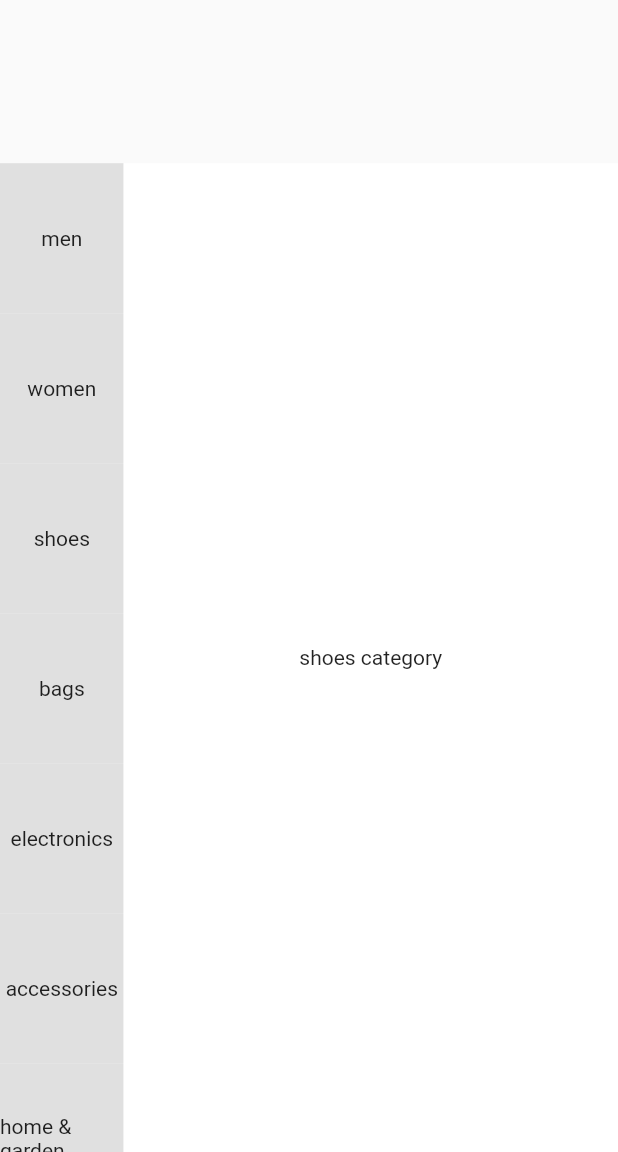
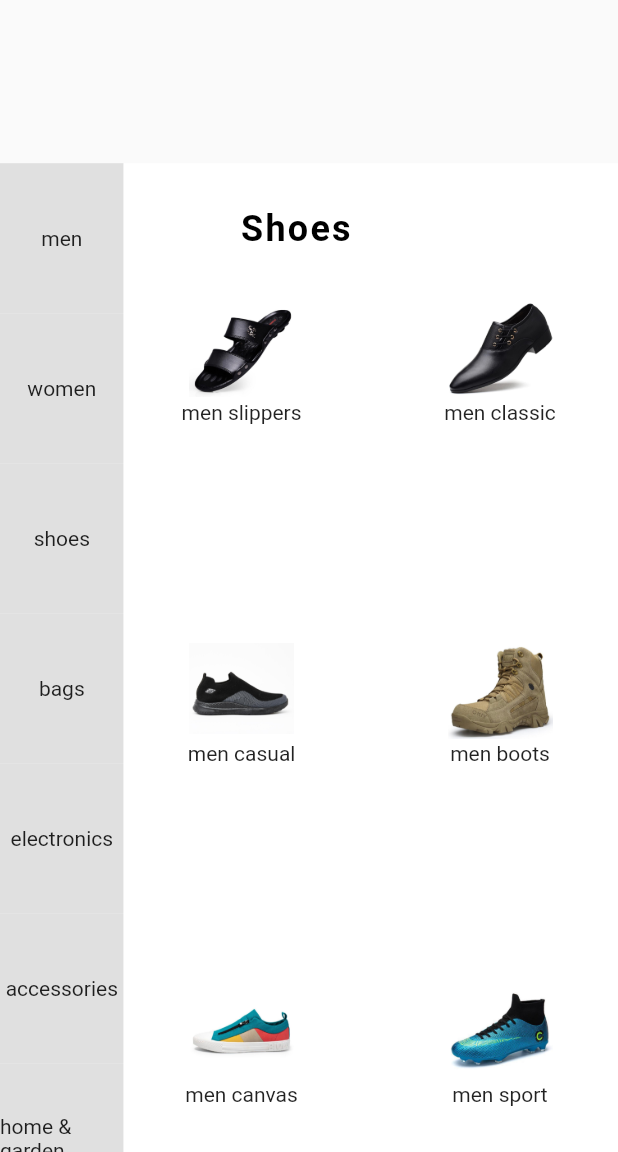
Before and after one commit to ErnistAkun/shop_app, a Flutter app: the CategoryScreen screen opened directly, swiped to page 3, on a phone screen of 412 x 824 dp, the part 84-1236 px from its top. Run offline on Flutter 3.47's test engine with Material 2 defaults, Android fonts, the phone set to English and light mode, and no system bars.

Commit message:
Finished categories

```diff
--- a/lib/app/categories/men_category.dart
+++ b/lib/app/categories/men_category.dart
@@ -0,0 +1,41 @@
+import 'package:flutter/material.dart';
+import 'package:shop_app/app/constants/text_styles/app_text_styles.dart';
+import 'package:shop_app/app/presentation/minor_screens/sub_category_produts_screen.dart';
+import 'package:shop_app/app/presentation/widgets/category_widgets/category_header_lable.dart';
+import 'package:shop_app/app/presentation/widgets/category_widgets/sub_category_model.dart';
+import 'package:shop_app/app/utilities/categ_list.dart';
+
+class MenCategory extends StatelessWidget {
+  MenCategory({Key? key}) : super(key: key);
+
+  @override
+  Widget build(BuildContext context) {
+    return Stack(
+      children: [
+        Positioned(
+          child: Column(
+            children: [
+              const CategoryHeaderLabel(
+                headerLabel: 'Men',
+              ),
+              Expanded(
+                child: GridView.count(
+                    mainAxisSpacing: 70,
+                    crossAxisSpacing: 15,
+                    crossAxisCount: 2,
+                    children: List.generate(men.length, (index) {
+                      return SubCaregoryModel(
+                        mainCategoryName: "men",
+                        subCategoryName: men[index],
+                        assetName: 'images/men/men$index.jpg',
+                        subCategoryLable: men[index],
+                      );
+                    })),
+              ),
+            ],
+          ),
+        ),
+      ],
+    );
+  }
+}
--- a/lib/app/categories/shoes_category.dart
+++ b/lib/app/categories/shoes_category.dart
@@ -0,0 +1,41 @@
+import 'package:flutter/material.dart';
+import 'package:shop_app/app/constants/text_styles/app_text_styles.dart';
+import 'package:shop_app/app/presentation/minor_screens/sub_category_produts_screen.dart';
+import 'package:shop_app/app/presentation/widgets/category_widgets/category_header_lable.dart';
+import 'package:shop_app/app/presentation/widgets/category_widgets/sub_category_model.dart';
+import 'package:shop_app/app/utilities/categ_list.dart';
+
+class ShoesCategory extends StatelessWidget {
+  ShoesCategory({Key? key}) : super(key: key);
+
+  @override
+  Widget build(BuildContext context) {
+    return Stack(
+      children: [
+        Positioned(
+          child: Column(
+            children: [
+              const CategoryHeaderLabel(
+                headerLabel: 'Shoes',
+              ),
+              Expanded(
+                child: GridView.count(
+                    mainAxisSpacing: 70,
+                    crossAxisSpacing: 15,
+                    crossAxisCount: 2,
+                    children: List.generate(shoes.length, (index) {
+                      return SubCaregoryModel(
+                        mainCategoryName: "shoes",
+                        subCategoryName: shoes[index],
+                        assetName: 'images/shoes/shoes$index.jpg',
+                        subCategoryLable: shoes[index],
+                      );
+                    })),
+              ),
+            ],
+          ),
+        ),
+      ],
+    );
+  }
+}
--- /dev/null
+++ b/lib/app/constants/text_styles/app_text_styles.dart
@@ -0,0 +1,11 @@
+import 'package:flutter/material.dart';
+import 'package:shop_app/app/constants/colors/app_colors.dart';
+
+class AppTextStyles {
+  static TextStyle blackBold24 = const TextStyle(
+    fontSize: 24,
+    color: AppColors.black,
+    fontWeight: FontWeight.bold,
+    letterSpacing: 1.5,
+  );
+}
--- a/lib/app/presentation/main_screens/category_screen.dart
+++ b/lib/app/presentation/main_screens/category_screen.dart
@@ -1,4 +1,13 @@
 import 'package:flutter/material.dart';
+import 'package:shop_app/app/categories/accessories_category.dart';
+import 'package:shop_app/app/categories/bags_category.dart';
+import 'package:shop_app/app/categories/beauty_category.dart';
+import 'package:shop_app/app/categories/electronics_category.dart';
+import 'package:shop_app/app/categories/home_and_garden_category.dart';
+import 'package:shop_app/app/categories/kids_category.dart';
+import 'package:shop_app/app/categories/men_category.dart';
+import 'package:shop_app/app/categories/shoes_category.dart';
+import 'package:shop_app/app/categories/women_category.dart';
 import 'package:shop_app/app/constants/colors/app_colors.dart';
 import 'package:shop_app/app/presentation/widgets/fake_search_widget.dart';
 
@@ -86,16 +95,16 @@ class _CategoryScreenState extends State<CategoryScreen> {
       child: PageView(
         controller: _pageController,
         scrollDirection: Axis.vertical,
-        children: const [
-          Center(child: Text('men category')),
-          Center(child: Text('women category')),
-          Center(child: Text('shoes category')),
-          Center(child: Text('bags category')),
-          Center(child: Text('electronics category')),
-          Center(child: Text('accessories category')),
-          Center(child: Text('home & garden category')),
-          Center(child: Text('kids category')),
-          Center(child: Text('beauty category')),
+        children: [
+          MenCategory(),
+          WomenCategory(),
+          ShoesCategory(),
+          BagsCategory(),
+          ElectronicsCategory(),
+          AccessoriesCategory(),
+          HomeAndGarden(),
+          KidsCategory(),
+          BeautyCategory(),
         ],
       ),
     );
--- /dev/null
+++ b/lib/app/presentation/widgets/category_widgets/category_header_lable.dart
@@ -0,0 +1,26 @@
+import 'package:flutter/material.dart';
+import 'package:shop_app/app/constants/text_styles/app_text_styles.dart';
+
+class CategoryHeaderLabel extends StatelessWidget {
+  const CategoryHeaderLabel({
+    Key? key,
+    required this.headerLabel,
+  }) : super(key: key);
+  final String headerLabel;
+
+  @override
+  Widget build(BuildContext context) {
+    return Padding(
+      padding: const EdgeInsets.only(
+        left: 30,
+        bottom: 30,
+        top: 30,
+        right: 130,
+      ),
+      child: Text(
+        headerLabel,
+        style: AppTextStyles.blackBold24,
+      ),
+    );
+  }
+}
--- /dev/null
+++ b/lib/app/presentation/widgets/category_widgets/sub_category_model.dart
@@ -0,0 +1,46 @@
+import 'package:flutter/material.dart';
+import 'package:shop_app/app/presentation/minor_screens/sub_category_produts_screen.dart';
+
+class SubCaregoryModel extends StatelessWidget {
+  const SubCaregoryModel({
+    Key? key,
+    required this.subCategoryName,
+    required this.mainCategoryName,
+    required this.assetName,
+    required this.subCategoryLable,
+  }) : super(key: key);
+
+  final String subCategoryName;
+  final String mainCategoryName;
+  final String assetName;
+  final String subCategoryLable;
+
+  @override
+  Widget build(BuildContext context) {
+    return GestureDetector(
+      onTap: () {
+        Navigator.push(
+          context,
+          MaterialPageRoute(
+            builder: (context) => SubCategoryProdutsScreen(
+              subCategoryName: subCategoryName,
+              mainCategoryName: mainCategoryName,
+            ),
+          ),
+        );
+      },
+      child: Column(
+        children: [
+          SizedBox(
+            height: 70,
+            width: 70,
+            child: Image(
+              image: AssetImage(assetName),
+            ),
+          ),
+          Text(subCategoryLable),
+        ],
+      ),
+    );
+  }
+}
```
Also changed, not shown: lib/app/categories/accessories_category.dart (+41 -0 lines), lib/app/categories/bags_category.dart (+41 -0 lines), lib/app/categories/beauty_category.dart (+41 -0 lines), lib/app/categories/electronics_category.dart (+41 -0 lines), lib/app/categories/home_and_garden_category.dart (+41 -0 lines), lib/app/categories/kids_category.dart (+41 -0 lines), lib/app/categories/women_category.dart (+39 -0 lines), lib/app/presentation/minor_screens/sub_category_produts_screen.dart (added, +40 -0 lines), pubspec.yaml (+12 -6 lines).
